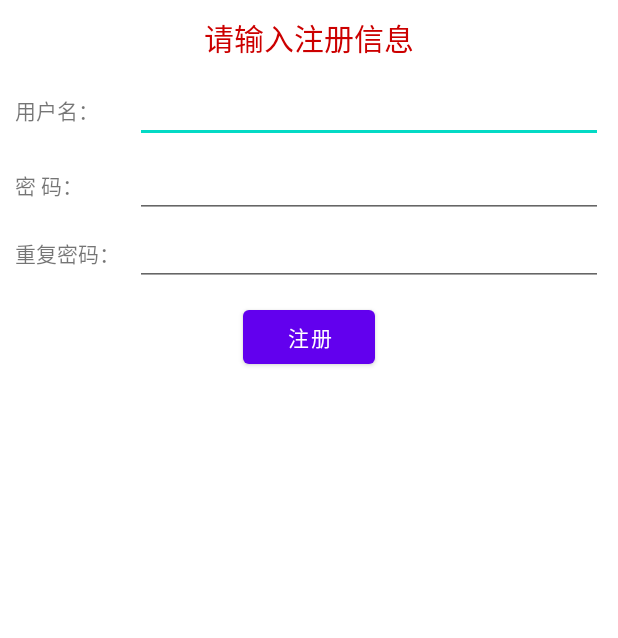
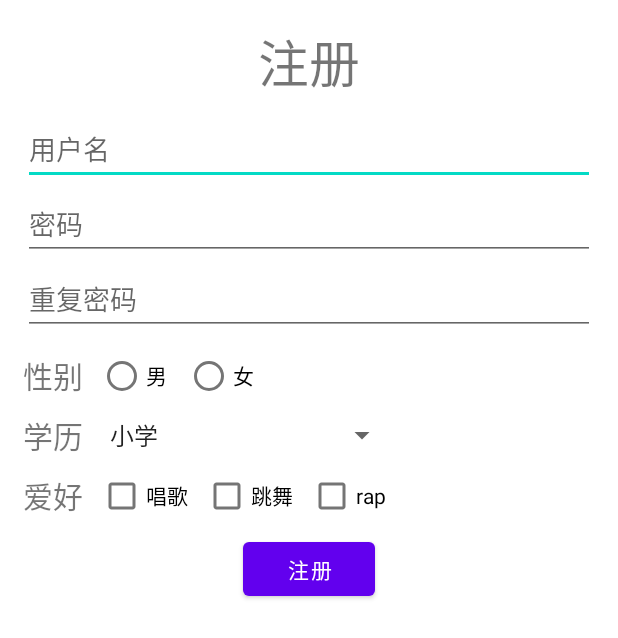
Before and after one commit to Rroxyy/Android-Learn, an Android app: the screen it shows after launch (RegisterActivity), after a tap on "注册", on a phone screen of 412 x 824 dp. Shown: the top 638 px of the screen. Run offline under Robolectric (Android 15) with nearby library versions, the phone set to English and light mode, and no system bars.

Commit message:
实验3-2第一个问题

```diff
--- a/app/src/main/java/com/roxy/cao/LoginActivity.java
+++ b/app/src/main/java/com/roxy/cao/LoginActivity.java
@@ -65,24 +65,27 @@ public class LoginActivity extends AppCompatActivity {
         registerBt.setOnClickListener(v -> {
             // 点击注册按钮后，跳转到注册页面
             Intent intent = new Intent(LoginActivity.this, RegisterActivity.class);
-            startActivityForResult(intent, 1);  // 使用 startActivityForResult 启动注册活动，并等待返回数据
+//            startActivityForResult(intent, 1);  // 使用 startActivityForResult 启动注册活动，并等待返回数据
+
+            startActivity(intent);
         });
+
     }
 
-    // 当 RegisterActivity 返回数据时，处理返回的注册信息
-    @Override
-    protected void onActivityResult(int requestCode, int resultCode, Intent data) {
-        super.onActivityResult(requestCode, resultCode, data);
-        // 检查请求码是否为 1，即检查返回的数据是否来自注册页面
-        if (requestCode == 1) {
-            // 检查注册页面返回的结果是否成功
-            if (resultCode == RESULT_OK) {
-                // 更新保存的用户名和密码为用户注册时输入的值
-                userName = data.getStringExtra("regName");
-                pw_msg = data.getStringExtra("regPwd");
-            }
-        }
-    }
+//    // 当 RegisterActivity 返回数据时，处理返回的注册信息
+//    @Override
+//    protected void onActivityResult(int requestCode, int resultCode, Intent data) {
+//        super.onActivityResult(requestCode, resultCode, data);
+//        // 检查请求码是否为 1，即检查返回的数据是否来自注册页面
+//        if (requestCode == 1) {
+//            // 检查注册页面返回的结果是否成功
+//            if (resultCode == RESULT_OK) {
+//                // 更新保存的用户名和密码为用户注册时输入的值
+//                userName = data.getStringExtra("regName");
+//                pw_msg = data.getStringExtra("regPwd");
+//            }
+//        }
+//    }
 
 
 
@@ -115,27 +118,27 @@ public class LoginActivity extends AppCompatActivity {
         }
     }
 
-    @Override
-    protected void onRestart() {
-        super.onRestart();
-        Log.d("ActivityOut1234", "onRestart");
-    }
-
-    @Override
-    protected void onPause() {
-        super.onPause();
-        Log.d("ActivityOut1234", "onPause");
-    }
-
-    @Override
-    protected void onStop() {
-        super.onStop();
-        Log.i("ActivityOut1234", "onStop");
-    }
-
-    @Override
-    protected void onDestroy() {
-        super.onDestroy();
-        Log.d("ActivityOut1234", "onDestroy");
-    }
+//    @Override
+//    protected void onRestart() {
+//        super.onRestart();
+//        Log.d("ActivityOut1234", "onRestart");
+//    }
+//
+//    @Override
+//    protected void onPause() {
+//        super.onPause();
+//        Log.d("ActivityOut1234", "onPause");
+//    }
+//
+//    @Override
+//    protected void onStop() {
+//        super.onStop();
+//        Log.i("ActivityOut1234", "onStop");
+//    }
+//
+//    @Override
+//    protected void onDestroy() {
+//        super.onDestroy();
+//        Log.d("ActivityOut1234", "onDestroy");
+//    }
 }
--- a/app/src/main/java/com/roxy/cao/RegisterActivity.java
+++ b/app/src/main/java/com/roxy/cao/RegisterActivity.java
@@ -4,60 +4,76 @@ import android.content.Intent;
 import android.os.Bundle;
 import android.util.Log;
 import android.widget.Button;
+import android.widget.CheckBox;
 import android.widget.EditText;
+import android.widget.Spinner;
 import android.widget.Toast;
 
 import androidx.appcompat.app.AppCompatActivity;
 
 public class RegisterActivity extends AppCompatActivity {
-    // 定义两个私有的 EditText 变量，用于输入用户名和密码
+    // 定义私有的变量，用于输入用户名、密码、学历选择和爱好复选框
     private EditText nameET, pwdET, cfgET;
+    private Spinner eduSpinner;
+    private CheckBox singingCB, dancingCB, rapCB;
 
     @Override
     protected void onCreate(Bundle savedInstanceState) {
         // 调用父类的 onCreate 方法，完成初始的 Activity 生命周期操作
         super.onCreate(savedInstanceState);
-        // 设置当前 Activity 的布局为 activity_register.xml
         setContentView(R.layout.activity_register);
 
-        // 通过 findViewById 获取布局中的用户名和密码输入框
+        // 获取布局中的用户名和密码输入框
         nameET = findViewById(R.id.reg_name);
         pwdET = findViewById(R.id.reg_pwd);
         cfgET = findViewById(R.id.cfg_pwd);
 
+        // 获取下拉框 (学历)
+        eduSpinner = findViewById(R.id.edu_spinner);
+
+        // 获取复选框 (爱好)
+        singingCB = findViewById(R.id.checkBox2);
+        dancingCB = findViewById(R.id.checkBox3);
+        rapCB = findViewById(R.id.checkBox4);
+
         // 获取注册按钮并设置点击事件监听器
         Button regBt = findViewById(R.id.reg_bt);
         regBt.setOnClickListener(v -> {
-            // 在点击事件中获取最新的密码输入
+            // 获取用户输入的密码和确认密码
             String password = pwdET.getText().toString();
             String passwordConfirm = cfgET.getText().toString();
 
             // 检查两次输入的密码是否一致
             if (!password.equals(passwordConfirm)) {
-                // 如果不一致，使用 Toast 显示提示信息
+                // 密码不一致，显示提示信息
                 Toast.makeText(RegisterActivity.this, "两次密码不一致", Toast.LENGTH_SHORT).show();
             } else {
-                // 打印密码日志信息、toast显示用户信息
-                Log.d("RegisterActivity", "密码: " + password);
-                Log.d("RegisterActivity", "确认密码: " + passwordConfirm);
-                String msg = "您输入的用户名是:"+ nameET.getText().toString() + "\n 密码是： "+ password;
-                Toast.makeText(RegisterActivity.this,msg,Toast.LENGTH_LONG).show();
+                // 获取学历选择
+                String education = eduSpinner.getSelectedItem().toString();
 
+                // 获取复选框状态
+                String hobbies = "";
+                if (singingCB.isChecked()) hobbies += "唱歌 ";
+                if (dancingCB.isChecked()) hobbies += "跳舞 ";
+                if (rapCB.isChecked()) hobbies += "Rap ";
 
-//                // 创建一个新的 Intent，用于传递注册信息
-//                Intent intent3 = new Intent(); // 该“意图”仅用于传递数据
-//                // 将输入的用户名和密码通过 Intent 传递
-//                intent3.putExtra("regName", nameET.getText().toString());
-//                intent3.putExtra("regPwd", password);
-//                // 设置返回结果为 RESULT_OK，并附带上 intent3 传递的数据
-//                setResult(RESULT_OK, intent3); // 设置返回结果并传递参数
-//                // 关闭当前的注册页面，返回到上一个页面
-//                finish(); // 关闭当前页面
+                // 如果没有选择任何爱好，提示未选择
+                if (hobbies.isEmpty()) hobbies = "未选择";
+
+                // 拼接提示信息
+                String msg = "用户名: " + nameET.getText().toString() +
+                        "\n密码: " + password +
+                        "\n学历: " + education +
+                        "\n爱好: " + hobbies;
+                Log.d("RegisterInfo", msg);
+                // 显示信息
+                Toast.makeText(RegisterActivity.this, msg, Toast.LENGTH_LONG).show();
+
+                // 跳转到登录页面
                 Intent intent3 = new Intent(RegisterActivity.this, LoginActivity.class);
                 intent3.putExtra("regName", nameET.getText().toString());
                 intent3.putExtra("regPwd", pwdET.getText().toString());
                 startActivity(intent3);
-
             }
         });
     }
--- a/app/src/main/res/layout/activity_register.xml
+++ b/app/src/main/res/layout/activity_register.xml
@@ -1,82 +1,144 @@
 <?xml version="1.0" encoding="utf-8"?>
-<LinearLayout xmlns:android="http://schemas.android.com/apk/res/android"
+<RelativeLayout xmlns:android="http://schemas.android.com/apk/res/android"
     xmlns:app="http://schemas.android.com/apk/res-auto"
     xmlns:tools="http://schemas.android.com/tools"
     android:layout_width="match_parent"
     android:layout_height="match_parent"
-    android:layout_margin="10dp"
+    android:layout_margin="15dp"
     android:orientation="vertical"
+    app:layout_constrainedWidth="false"
     tools:context=".RegisterActivity">
 
-    <TextView
-        android:layout_width="match_parent"
-        android:layout_height="wrap_content"
-        android:gravity="center"
-        android:text="请输入注册信息"
-        android:textColor="@android:color/holo_red_dark"
-        android:textSize="20sp" />
-
-    <LinearLayout
-        android:layout_width="match_parent"
-        android:layout_height="50dp"
-        android:layout_marginTop="10dp"
-        android:orientation="horizontal">
 
     <TextView
-            android:layout_width="80dp"
+        android:id="@+id/textView"
+        android:layout_width="wrap_content"
         android:layout_height="wrap_content"
-            android:text="用户名：" />
+        android:layout_centerHorizontal="true"
+        android:text="注册"
+        android:textSize="34sp" />
 
     <EditText
         android:id="@+id/reg_name"
-            android:layout_width="0dp"
-            android:layout_height="wrap_content"
-            android:layout_weight="1"
-            android:inputType="textPersonName"
-            android:text="" />
-    </LinearLayout>
-
-    <LinearLayout
         android:layout_width="match_parent"
         android:layout_height="wrap_content"
-        android:orientation="horizontal">
+        android:layout_centerHorizontal="true"
+        android:layout_marginTop="60dp"
+        android:ems="10"
+        android:hint="用户名"
 
-        <TextView
-            android:layout_width="80dp"
-            android:layout_height="wrap_content"
-            android:text="密 码：" />
+        android:inputType="text" />
 
     <EditText
         android:id="@+id/reg_pwd"
-            android:layout_width="0dp"
-            android:layout_height="wrap_content"
-            android:layout_weight="1"
-            android:inputType="textPassword" />
-    </LinearLayout>
-
-    <LinearLayout
         android:layout_width="match_parent"
         android:layout_height="wrap_content"
-        android:orientation="horizontal">
+        android:layout_centerHorizontal="true"
+        android:layout_marginTop="110dp"
+        android:ems="10"
+        android:hint="密码"
 
-        <TextView
-            android:layout_width="80dp"
-            android:layout_height="wrap_content"
-            android:text="重复密码：" />
+        android:inputType="textPassword" />
 
     <EditText
         android:id="@+id/cfg_pwd"
-            android:layout_width="0dp"
+        android:layout_width="match_parent"
         android:layout_height="wrap_content"
-            android:layout_weight="1"
+        android:layout_centerHorizontal="true"
+        android:layout_marginTop="160dp"
+        android:ems="10"
+        android:hint="重复密码"
+
         android:inputType="textPassword" />
-    </LinearLayout>
+
+    <TextView
+        android:id="@+id/textView2"
+        android:layout_width="wrap_content"
+        android:layout_height="wrap_content"
+        android:layout_marginTop="220dp"
+        android:text="性别"
+        android:textSize="20sp" />
+
+    <TextView
+        android:id="@+id/textView4"
+        android:layout_width="wrap_content"
+        android:layout_height="wrap_content"
+        android:layout_marginTop="260dp"
+        android:text="学历"
+        android:textSize="20sp" />
+
+    <TextView
+        android:id="@+id/textView5"
+        android:layout_width="wrap_content"
+        android:layout_height="wrap_content"
+        android:layout_marginTop="300dp"
+        android:text="爱好"
+        android:textSize="20sp" />
+
+    <RadioGroup
+        android:layout_width="200dp"
+        android:layout_height="30dp"
+        android:layout_marginLeft="50dp"
+        android:layout_marginTop="220dp"
+        android:orientation="horizontal">
+
+        <RadioButton
+            android:id="@+id/radioButton2"
+            android:layout_width="wrap_content"
+            android:layout_height="wrap_content"
+            android:text="男" />
+
+        <RadioButton
+            android:id="@+id/radioButton"
+            android:layout_width="wrap_content"
+            android:layout_height="wrap_content"
+            android:layout_marginLeft="10dp"
+            android:text="女" />
+    </RadioGroup>
+
+    <Spinner
+        android:id="@+id/edu_spinner"
+        android:layout_width="200dp"
+        android:layout_height="30dp"
+        android:layout_marginLeft="50dp"
+        android:layout_marginTop="260dp"
+        android:entries="@array/education_options"
+        android:prompt="@string/academic_prompt"
+        android:spinnerMode="dropdown" />
+
+    <CheckBox
+        android:id="@+id/checkBox2"
+        android:layout_width="wrap_content"
+        android:layout_height="30dp"
+        android:layout_marginLeft="50dp"
+        android:layout_marginTop="300dp"
+        android:text="唱歌" />
+
+    <CheckBox
+        android:id="@+id/checkBox3"
+        android:layout_width="wrap_content"
+        android:layout_height="30dp"
+        android:layout_marginLeft="120dp"
+        android:layout_marginTop="300dp"
+        android:text="跳舞" />
+
+    <CheckBox
+        android:id="@+id/checkBox4"
+        android:layout_width="wrap_content"
+        android:layout_height="30dp"
+        android:layout_marginLeft="190dp"
+        android:layout_marginTop="300dp"
+        android:text="rap" />
 
     <Button
         android:id="@+id/reg_bt"
         android:layout_width="wrap_content"
         android:layout_height="wrap_content"
-        android:layout_gravity="center_horizontal"
+        android:layout_below="@+id/checkBox4"
+        android:layout_centerHorizontal="true"
         android:layout_marginTop="10dp"
-        android:text="注册" />
-</LinearLayout>
+        android:text="注册"
+        tools:layout_marginTop="30dp" />
+
+
+</RelativeLayout>
--- a/app/src/main/res/values/strings.xml
+++ b/app/src/main/res/values/strings.xml
@@ -1,3 +1,13 @@
 <resources>
     <string name="app_name">cao</string>
+    <string-array name="education_options">
+        <item>小学</item>
+        <item>初中</item>
+        <item>高中</item>
+        <item>专科</item>
+        <item>本科</item>
+        <item>硕士</item>
+        <item>博士</item>
+    </string-array>
+    <string name="academic_prompt"> 请选择学历 </string>
 </resources>
```
Lines whose indentation alone changed are shown as unchanged.
